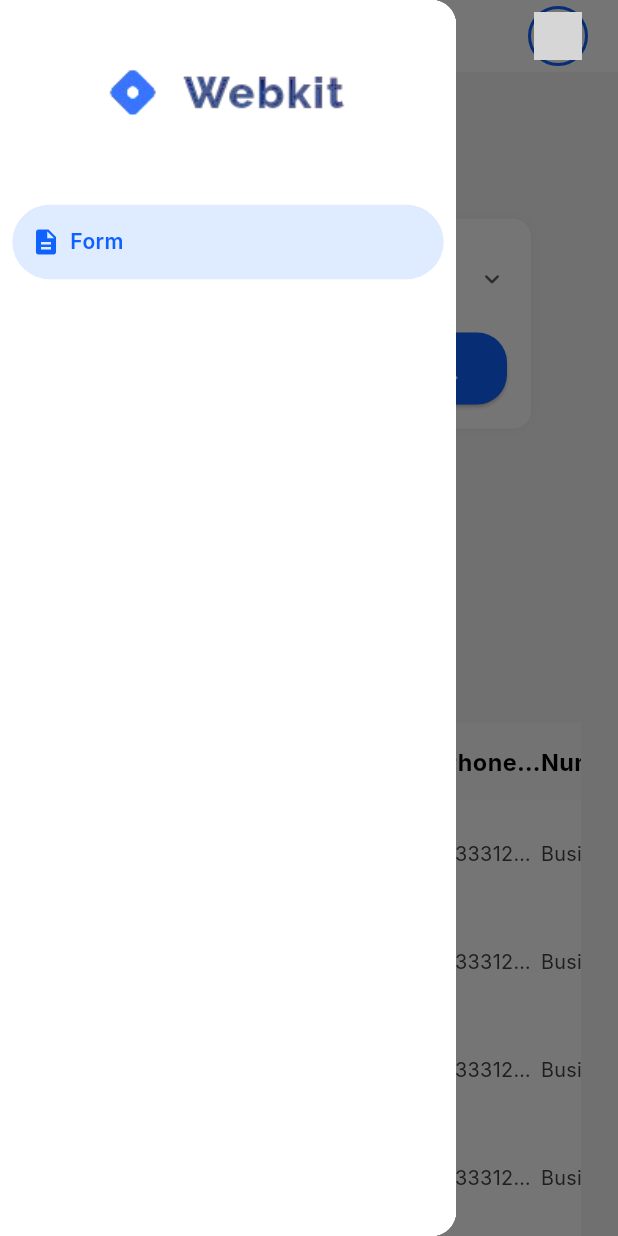
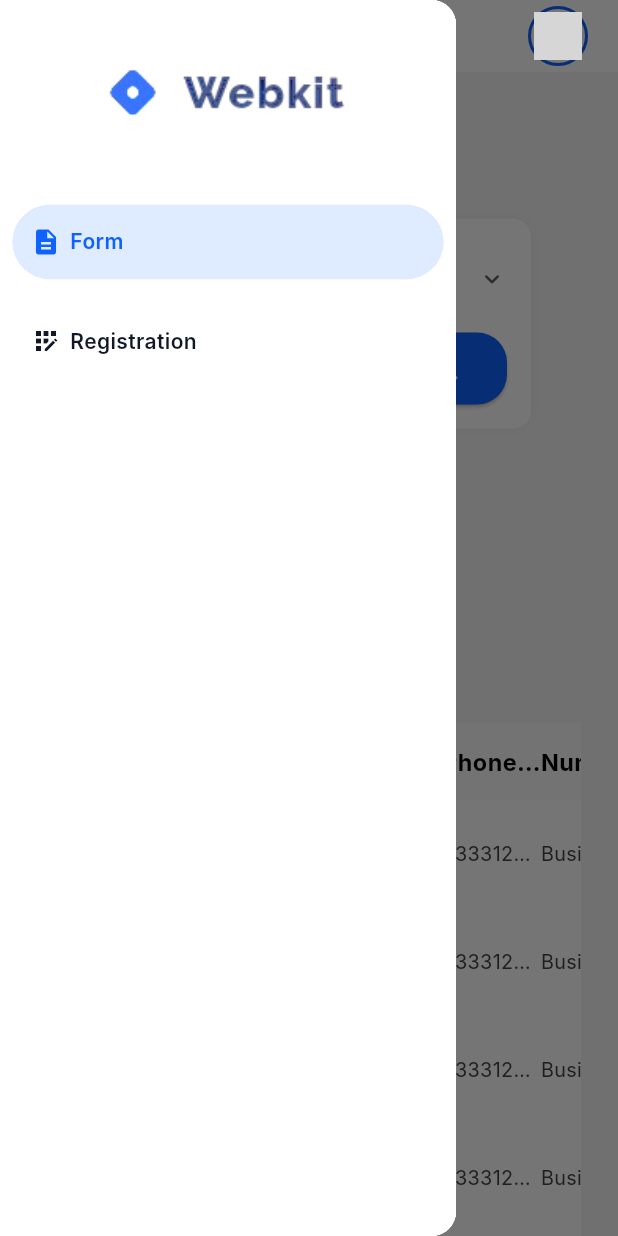
Before and after one commit to huzaifa-huzzi/Project_Lead_AdminPanel, a Flutter app: the screen it shows after launch, with the side drawer open, on a phone screen of 412 x 824 dp. Run offline on Flutter 3.47's test engine with Material 3 defaults, Android fonts, the phone set to English and light mode, and no system bars; our stand-ins replace get, loading_indicator; Roboto replaces fonts that are missing (Inter); grey boxes are pictures that could not be loaded.

Commit message:
Adding New Screen

```diff
--- a/lib/Routes/Routes_initializing.dart
+++ b/lib/Routes/Routes_initializing.dart
@@ -2,6 +2,7 @@ import 'package:get/get.dart';
 import 'package:project_x_adminpanel/Routes/Routes_name.dart';
 import 'package:project_x_adminpanel/Views/DashBoard/DashBoardScreen.dart';
 import 'package:project_x_adminpanel/Views/Forms/Form.dart';
+import 'package:project_x_adminpanel/Views/Registration/RegistrationScreen.dart';
 
 class AppRoutes {
 
@@ -9,6 +10,7 @@ class AppRoutes {
     /// Screens
     GetPage(name:RouteName.formScreen , page: () =>  FormScreen()),
     GetPage(name:RouteName.dashBoardScreen , page: () =>  DashboardScreen()),
+    GetPage(name:RouteName.registration , page: () =>  RegistrationScreen()),
   ];
 
 
--- a/lib/Routes/Routes_name.dart
+++ b/lib/Routes/Routes_name.dart
@@ -4,6 +4,7 @@ class RouteName {
   /// Screens
   static const String dashBoardScreen = '/DashboardScreen';
   static const String formScreen = '/FormScreen';
+  static const String registration = '/RegistrationScreen';
 
 
 }
--- a/lib/Views/DashBoard/DashBoardScreen.dart
+++ b/lib/Views/DashBoard/DashBoardScreen.dart
@@ -1,10 +1,10 @@
 import 'package:flutter/material.dart';
 import 'package:get/get.dart';
 import 'package:project_x_adminpanel/Views/Forms/Form.dart';
+import 'package:project_x_adminpanel/Views/Registration/RegistrationScreen.dart';
 import '../../Resources/Colors/Colors.dart';
 import '../../Resources/Resuable Widgets/Sizing of Screen.dart';
 import '../../ViewModel/Controllers/DashBoardController.dart';
-
 
 
 
@@ -14,11 +14,13 @@ class DashboardScreen extends StatelessWidget {
   final DashboardController controller = Get.put(DashboardController());
 
   final List<Widget> _screens = [
-    FormScreen()
+    FormScreen(),
+    RegistrationScreen(),
   ];
 
   final List<Map<String, dynamic>> menuItems = [
     {'icon': Icons.description, 'label': 'Form'},
+    {'icon': Icons.app_registration, 'label': 'Registration'},
   ];
 
   Widget buildSidebar(bool isDrawer, BuildContext context, double screenWidth) {
```
Also changed, not shown: lib/Views/Registration/RegistrationScreen.dart (added, +16 -0 lines).
